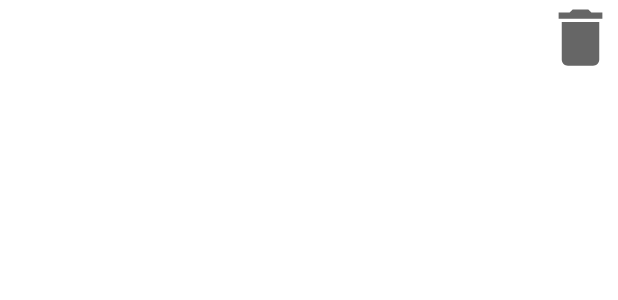
After one commit to bunnybunbun37204/menukunmae_complete, an Android app: the layout custom_list_item_ingredients.xml on its own in the app's theme, with its tools: preview values and no code run, on a phone screen of 412 x 824 dp. The commit adds this screen. Shown: the top 300 px of the screen. Run offline under Robolectric (Android 15) with nearby library versions, the phone set to English and light mode, and no system bars.

Commit message:
new update

```diff
--- a/app/src/main/assets/ingredients.json
+++ b/app/src/main/assets/ingredients.json
@@ -6,7 +6,8 @@
       "ปลาทู",
       "หมู",
       "pork",
-      "egg"
+      "egg",
+      "eggs"
     ]
   }
 ]
--- /dev/null
+++ b/app/src/main/res/drawable/ic_baseline_delete_24.xml
@@ -0,0 +1,10 @@
+<vector xmlns:android="http://schemas.android.com/apk/res/android"
+    android:width="24dp"
+    android:height="24dp"
+    android:viewportWidth="24"
+    android:viewportHeight="24"
+    android:tint="?attr/colorControlNormal">
+  <path
+      android:fillColor="@android:color/white"
+      android:pathData="M6,19c0,1.1 0.9,2 2,2h8c1.1,0 2,-0.9 2,-2V7H6v12zM19,4h-3.5l-1,-1h-5l-1,1H5v2h14V4z"/>
+</vector>
--- a/app/src/main/res/layout/activity_main3.xml
+++ b/app/src/main/res/layout/activity_main3.xml
@@ -96,6 +96,8 @@
             android:id="@+id/list_ingredient_item"
             android:layout_width="match_parent"
             android:layout_height="match_parent" />
+
+
     </LinearLayout>
 
 </androidx.constraintlayout.widget.ConstraintLayout>
--- /dev/null
+++ b/app/src/main/res/layout/custom_list_item_ingredients.xml
@@ -0,0 +1,25 @@
+<?xml version="1.0" encoding="utf-8"?>
+<RelativeLayout
+    xmlns:android="http://schemas.android.com/apk/res/android"
+    android:layout_width="match_parent"
+    android:layout_height="wrap_content"
+    android:orientation="vertical">
+
+    <TextView
+        android:id="@+id/list_ing_component"
+        android:layout_width="match_parent"
+        android:layout_height="wrap_content"
+        android:padding="10dp"
+        android:textColor="@color/black"
+        android:textSize="23sp"
+        android:textStyle="bold"
+        android:fontFamily="@font/fridaymeduim"/>
+
+    <ImageView
+        android:layout_width="50dp"
+        android:layout_height="50dp"
+        android:src="@drawable/ic_baseline_delete_24"
+        android:layout_alignParentTop="true"
+        android:layout_alignParentEnd="true"/>
+
+</RelativeLayout>
```
Also changed, not shown: app/src/main/java/com/wfh/menukunmae/Main3Activity.java (+64 -42 lines).
